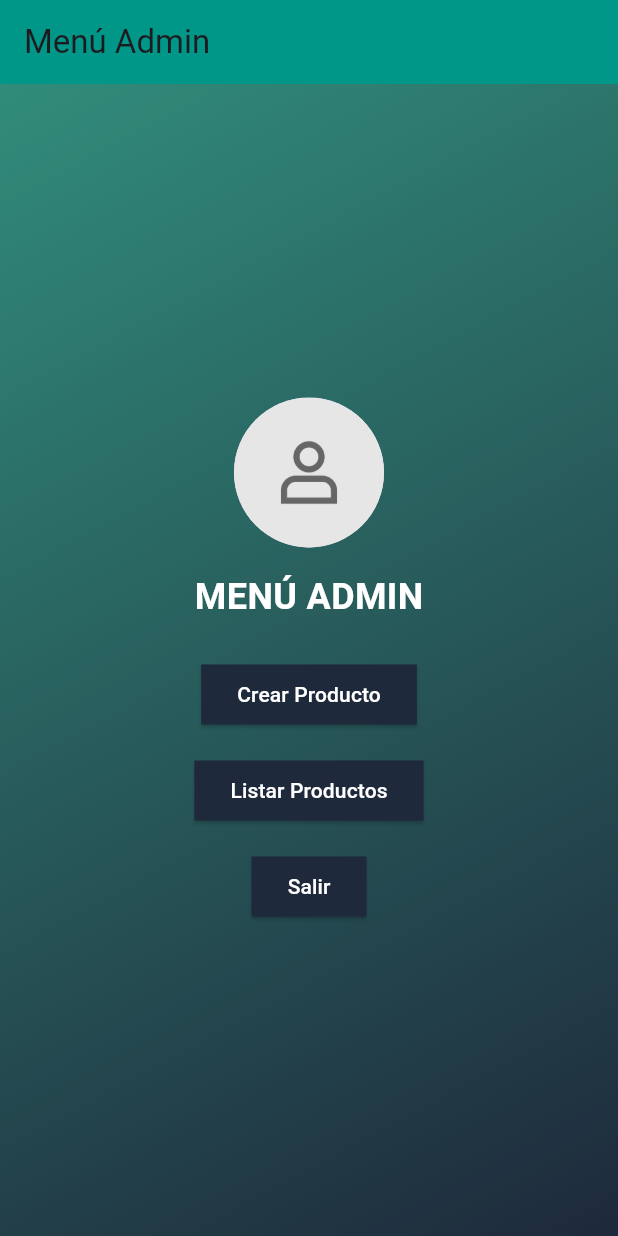
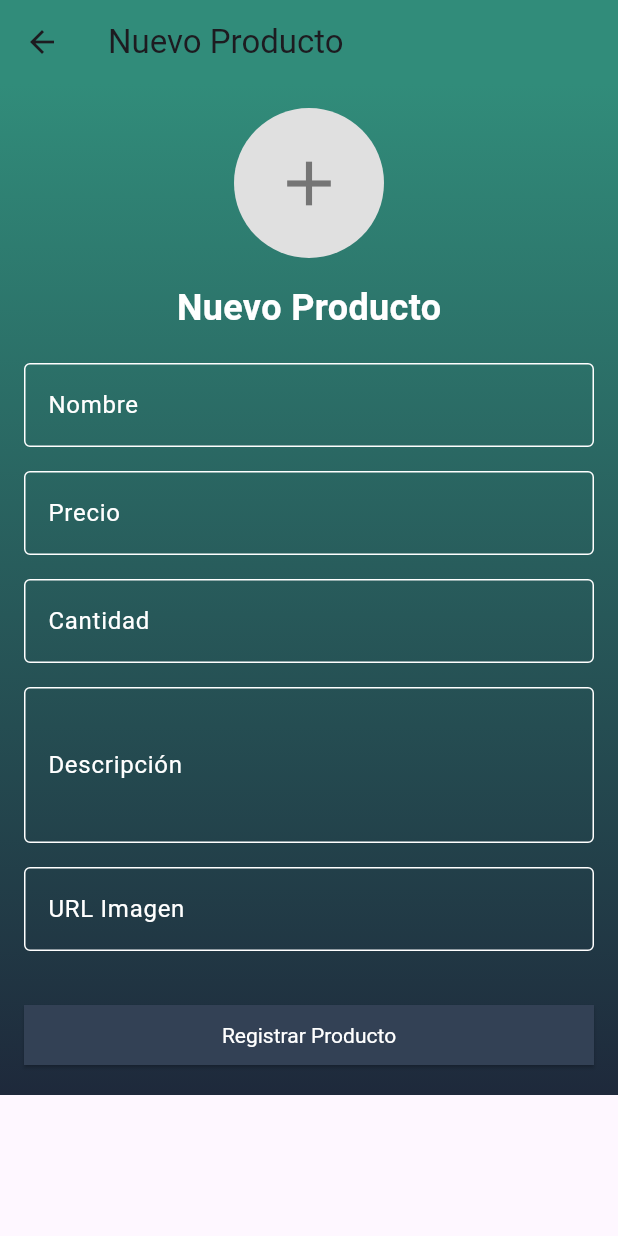
Before and after one commit to SantiagoBadiola2002/AplicacionesParaDispositivosM-viles, a Flutter app: the MenuAdmin screen opened directly with empty values, after a tap on "Crear Producto", on a phone screen of 412 x 824 dp. Run offline on Flutter 3.47's test engine with Material 3 defaults, Android fonts, the phone set to English and light mode, and no system bars; our stand-ins replace cloud_firestore, firebase_core; accounts and stored records are empty; network calls fail.

Commit message:
listar prudctos mejor + detalle producto

```diff
--- /dev/null
+++ b/lib/pages/crearProductoAdmin.dart
@@ -0,0 +1,205 @@
+import 'package:flutter/material.dart';
+import '../services/firebaseProductos_service.dart'; // Importar el servicio que contiene la función crearProducto
+
+class NuevoProductoScreen extends StatefulWidget {
+  @override
+  _NuevoProductoScreenState createState() => _NuevoProductoScreenState();
+}
+
+class _NuevoProductoScreenState extends State<NuevoProductoScreen> {
+  final _nombreController = TextEditingController();
+  final _precioController = TextEditingController();
+  final _stockController = TextEditingController();
+  final _descripcionController = TextEditingController();
+  final _fotoController = TextEditingController();
+
+  final FirebaseServicioProducto _productoService = FirebaseServicioProducto(); // Instancia del servicio
+
+  @override
+  Widget build(BuildContext context) {
+    return Scaffold(
+      appBar: AppBar(
+        backgroundColor: Color(0xFF318C7A),
+        leading: IconButton(
+          icon: Icon(Icons.arrow_back),
+          onPressed: () {
+            Navigator.pop(context); // Retroceder a la pantalla anterior
+          },
+        ),
+        title: Text('Nuevo Producto'),
+      ),
+      body: Container(
+        decoration: BoxDecoration(
+          gradient: LinearGradient(
+            colors: [Color(0xFF318C7A), Color(0xFF1E293B)], // Fondo degradado
+            begin: Alignment.topCenter,
+            end: Alignment.bottomCenter,
+          ),
+        ),
+        child: Padding(
+          padding: const EdgeInsets.all(16.0),
+          child: SingleChildScrollView(
+            child: Column(
+              crossAxisAlignment: CrossAxisAlignment.start,
+              children: [
+                Center(
+                  child: Column(
+                    children: [
+                      Container(
+                        width: 100,
+                        height: 100,
+                        decoration: BoxDecoration(
+                          color: Colors.grey[300],
+                          shape: BoxShape.circle,
+                        ),
+                        child: Icon(Icons.add, size: 50, color: Colors.grey[600]),
+                      ),
+                      SizedBox(height: 16),
+                      Text(
+                        'Nuevo Producto',
+                        style: TextStyle(
+                          fontSize: 24,
+                          fontWeight: FontWeight.bold,
+                          color: Colors.white, // Cambiado a blanco para que contraste
+                        ),
+                      ),
+                    ],
+                  ),
+                ),
+                SizedBox(height: 20),
+                TextField(
+                  controller: _nombreController,
+                  decoration: InputDecoration(
+                    labelText: 'Nombre',
+                    labelStyle: TextStyle(color: Colors.white),
+                    enabledBorder: OutlineInputBorder(
+                      borderSide: BorderSide(color: Colors.white),
+                    ),
+                    focusedBorder: OutlineInputBorder(
+                      borderSide: BorderSide(color: Colors.white),
+                    ),
+                  ),
+                  style: TextStyle(color: Colors.white), // Texto en blanco
+                ),
+                SizedBox(height: 16),
+                TextField(
+                  controller: _precioController,
+                  decoration: InputDecoration(
+                    labelText: 'Precio',
+                    labelStyle: TextStyle(color: Colors.white),
+                    enabledBorder: OutlineInputBorder(
+                      borderSide: BorderSide(color: Colors.white),
+                    ),
+                    focusedBorder: OutlineInputBorder(
+                      borderSide: BorderSide(color: Colors.white),
+                    ),
+                  ),
+                  style: TextStyle(color: Colors.white),
+                  keyboardType: TextInputType.number,
+                ),
+                SizedBox(height: 16),
+                TextField(
+                  controller: _stockController,
+                  decoration: InputDecoration(
+                    labelText: 'Cantidad',
+                    labelStyle: TextStyle(color: Colors.white),
+                    enabledBorder: OutlineInputBorder(
+                      borderSide: BorderSide(color: Colors.white),
+                    ),
+                    focusedBorder: OutlineInputBorder(
+                      borderSide: BorderSide(color: Colors.white),
+                    ),
+                  ),
+                  style: TextStyle(color: Colors.white),
+                  keyboardType: TextInputType.number,
+                ),
+                SizedBox(height: 16),
+                TextField(
+                  controller: _descripcionController,
+                  decoration: InputDecoration(
+                    labelText: 'Descripción',
+                    labelStyle: TextStyle(color: Colors.white),
+                    enabledBorder: OutlineInputBorder(
+                      borderSide: BorderSide(color: Colors.white),
+                    ),
+                    focusedBorder: OutlineInputBorder(
+                      borderSide: BorderSide(color: Colors.white),
+                    ),
+                  ),
+                  style: TextStyle(color: Colors.white),
+                  maxLines: 3,
+                ),
+                SizedBox(height: 16),
+                TextField(
+                  controller: _fotoController,
+                  decoration: InputDecoration(
+                    labelText: 'URL Imagen',
+                    labelStyle: TextStyle(color: Colors.white),
+                    enabledBorder: OutlineInputBorder(
+                      borderSide: BorderSide(color: Colors.white),
+                    ),
+                    focusedBorder: OutlineInputBorder(
+                      borderSide: BorderSide(color: Colors.white),
+                    ),
+                  ),
+                  style: TextStyle(color: Colors.white),
+                ),
+                SizedBox(height: 32),
+                SizedBox(
+                  width: double.infinity,
+                  child: ElevatedButton(
+                    style: ElevatedButton.styleFrom(
+                      backgroundColor: Color(0xFF334155),
+                      shape: RoundedRectangleBorder(
+                        borderRadius: BorderRadius.zero, // Sin bordes redondeados
+                      ),
+                      textStyle: TextStyle(color: Colors.white), // Letras blancas
+                    ),
+                    onPressed: () {
+                      // Validamos que los campos no estén vacíos antes de enviar los datos
+                      if (_nombreController.text.isNotEmpty &&
+                          _precioController.text.isNotEmpty &&
+                          _stockController.text.isNotEmpty &&
+                          _descripcionController.text.isNotEmpty &&
+                          _fotoController.text.isNotEmpty) {
+                        _productoService.crearProducto(
+                          nombre: _nombreController.text,
+                          foto: _fotoController.text,
+                          precio: double.parse(_precioController.text),
+                          detalle: _descripcionController.text,
+                          stock: int.parse(_stockController.text),
+                        );
+
+                        // Mostrar mensaje de éxito
+                        ScaffoldMessenger.of(context).showSnackBar(
+                          SnackBar(content: Text('Producto creado con éxito')),
+                        );
+                      } else {
+                        // Mostrar mensaje de error si falta algún campo
+                        ScaffoldMessenger.of(context).showSnackBar(
+                          SnackBar(content: Text('Por favor, llena todos los campos')),
+                        );
+                      }
+                    },
+                    child: Text('Registrar Producto', style: TextStyle(color: Colors.white)),
+                  ),
+                ),
+              ],
+            ),
+          ),
+        ),
+      ),
+    );
+  }
+
+  @override
+  void dispose() {
+    // Liberar los controladores cuando el widget se elimine
+    _nombreController.dispose();
+    _precioController.dispose();
+    _stockController.dispose();
+    _descripcionController.dispose();
+    _fotoController.dispose();
+    super.dispose();
+  }
+}
--- a/lib/pages/menuAdmin.dart
+++ b/lib/pages/menuAdmin.dart
@@ -1,5 +1,7 @@
 import 'package:flutter/material.dart';
 import '../services/firebaseUsuario_service.dart'; // Importa el servicio que creaste
+import './listarProductosAdmin.dart';
+import './crearProductoAdmin.dart';
 
 class MenuAdmin extends StatefulWidget {
   final String idUsuario; // Recibe el ID del usuario
@@ -47,7 +49,8 @@ class _MenuAdminState extends State<MenuAdmin> {
         ),
         child: usuario == null
             ? Center(
-                child: CircularProgressIndicator(), // Muestra un cargando si no hay datos
+                child:
+                    CircularProgressIndicator(), // Muestra un cargando si no hay datos
               )
             : Center(
                 child: Column(
@@ -57,8 +60,10 @@ class _MenuAdminState extends State<MenuAdmin> {
                     CircleAvatar(
                       radius: 50,
                       backgroundImage: usuario!.imagen.isNotEmpty
-                          ? NetworkImage(usuario!.imagen) // Cargar la imagen desde la URL
-                          : AssetImage('lib/images/placeholder.png') as ImageProvider, // Imagen por defecto si no hay imagen
+                          ? NetworkImage(
+                              usuario!.imagen) // Cargar la imagen desde la URL
+                          : AssetImage('lib/images/placeholder.png')
+                              as ImageProvider, // Imagen por defecto si no hay imagen
                     ),
                     SizedBox(height: 16),
                     Text(
@@ -73,31 +78,47 @@ class _MenuAdminState extends State<MenuAdmin> {
                     ElevatedButton(
                       onPressed: () {
                         print('Crear Producto');
+                        Navigator.push(
+                          context,
+                          MaterialPageRoute(
+                              builder: (context) =>
+                                  NuevoProductoScreen()), // Navegar a NuevoProductoScreen
+                        );
                       },
                       child: Text('Crear Producto'),
                       style: ElevatedButton.styleFrom(
                         foregroundColor: Colors.white,
                         backgroundColor: Color(0xFF1E293B), // Color del texto
                         shape: RoundedRectangleBorder(
-                          borderRadius: BorderRadius.zero, // Botones sin redondear
+                          borderRadius:
+                              BorderRadius.zero, // Botones sin redondear
                         ),
                       ),
                     ),
+
                     SizedBox(height: 16),
                     // Botón Listar Productos
                     ElevatedButton(
                       onPressed: () {
                         print('Listar Productos');
+                        Navigator.push(
+                          context,
+                          MaterialPageRoute(
+                              builder: (context) =>
+                                  ProductList()), // Navegar a la pantalla de ProductList
+                        );
                       },
                       child: Text('Listar Productos'),
                       style: ElevatedButton.styleFrom(
                         foregroundColor: Colors.white,
                         backgroundColor: Color(0xFF1E293B), // Color del texto
                         shape: RoundedRectangleBorder(
-                          borderRadius: BorderRadius.zero, // Botones sin redondear
+                          borderRadius:
+                              BorderRadius.zero, // Botones sin redondear
                         ),
                       ),
                     ),
+
                     SizedBox(height: 16),
                     // Botón Salir
                     ElevatedButton(
@@ -109,7 +130,8 @@ class _MenuAdminState extends State<MenuAdmin> {
                         foregroundColor: Colors.white,
                         backgroundColor: Color(0xFF1E293B), // Color del texto
                         shape: RoundedRectangleBorder(
-                          borderRadius: BorderRadius.zero, // Botones sin redondear
+                          borderRadius:
+                              BorderRadius.zero, // Botones sin redondear
                         ),
                       ),
                     ),
--- a/lib/pages/menuCliente.dart
+++ b/lib/pages/menuCliente.dart
@@ -36,7 +36,7 @@ class _MenuClienteState extends State<MenuCliente> {
   Widget build(BuildContext context) {
     return Scaffold(
       appBar: AppBar(
-        backgroundColor: Colors.transparent,
+        backgroundColor: Colors.teal,
         elevation: 0,
         leading: IconButton(
           icon: Icon(Icons.arrow_back, color: Colors.white),
--- a/lib/services/firebaseProductos_service.dart
+++ b/lib/services/firebaseProductos_service.dart
@@ -9,7 +9,7 @@ class FirebaseServicioProducto {
     try {
       QuerySnapshot snapshot = await productoCollection.get();
 
-      // Convertimos los documentos obtenidos en una lista de objetos Herramienta
+      // Convertimos los documentos obtenidos en una lista de objetos Producto
       return snapshot.docs.map((doc) {
         return Producto.fromFirestore(doc);
       }).toList();
@@ -18,9 +18,51 @@ class FirebaseServicioProducto {
       return [];
     }
   }
+
+  // Método para obtener un producto específico por ID
+  Future<Producto?> obtenerProductoPorId(String id) async {
+    try {
+      DocumentSnapshot doc = await productoCollection.doc(id).get();
+
+      if (doc.exists) {
+        return Producto.fromFirestore(doc);
+      } else {
+        print('Producto con ID $id no encontrado');
+        return null;
+      }
+    } catch (e) {
+      print('Error al obtener producto por ID: $e');
+      return null;
+    }
+  }
+
+  // Método para crear un nuevo producto con ID autogenerado
+  Future<void> crearProducto({
+    required String nombre,
+    required String foto,
+    required double precio,
+    required String detalle,
+    required int stock,
+  }) async {
+    try {
+      // Creamos un nuevo producto sin ID, Firestore lo autogenera
+      DocumentReference docRef = await productoCollection.add({
+        'Nombre': nombre,
+        'Foto': foto,
+        'Precio': precio,
+        'Detalle': detalle,
+        'Stock': stock,
+      });
+
+      // El ID autogenerado se puede obtener de docRef.id si es necesario
+      print('Producto creado con ID: ${docRef.id}');
+    } catch (e) {
+      print('Error al crear producto: $e');
+    }
+  }
 }
 
-// Modelo de datos de Herramienta
+// Modelo de datos de Producto
 class Producto {
   final String idProducto;
   final String nombre;
@@ -38,12 +80,12 @@ class Producto {
     required this.stock,
   });
 
-  // Método para convertir un documento de Firestore en un objeto Herramienta
+  // Método para convertir un documento de Firestore en un objeto Producto
   factory Producto.fromFirestore(DocumentSnapshot doc) {
     Map<String, dynamic> data = doc.data() as Map<String, dynamic>;
 
     return Producto(
-      idProducto: data['IDProducto'] ?? '',
+      idProducto: doc.id,  // Usamos el ID del documento autogenerado por Firestore
       nombre: data['Nombre'] ?? '',
       foto: data['Foto'] ?? '',
       precio: data['Precio'] != null ? data['Precio'].toDouble() : 0.0,
```
Also changed, not shown: lib/pages/listarProductosAdmin.dart (+32 -12 lines), lib/pages/verYEditarProductoAdmin.dart (added, +192 -0 lines).
